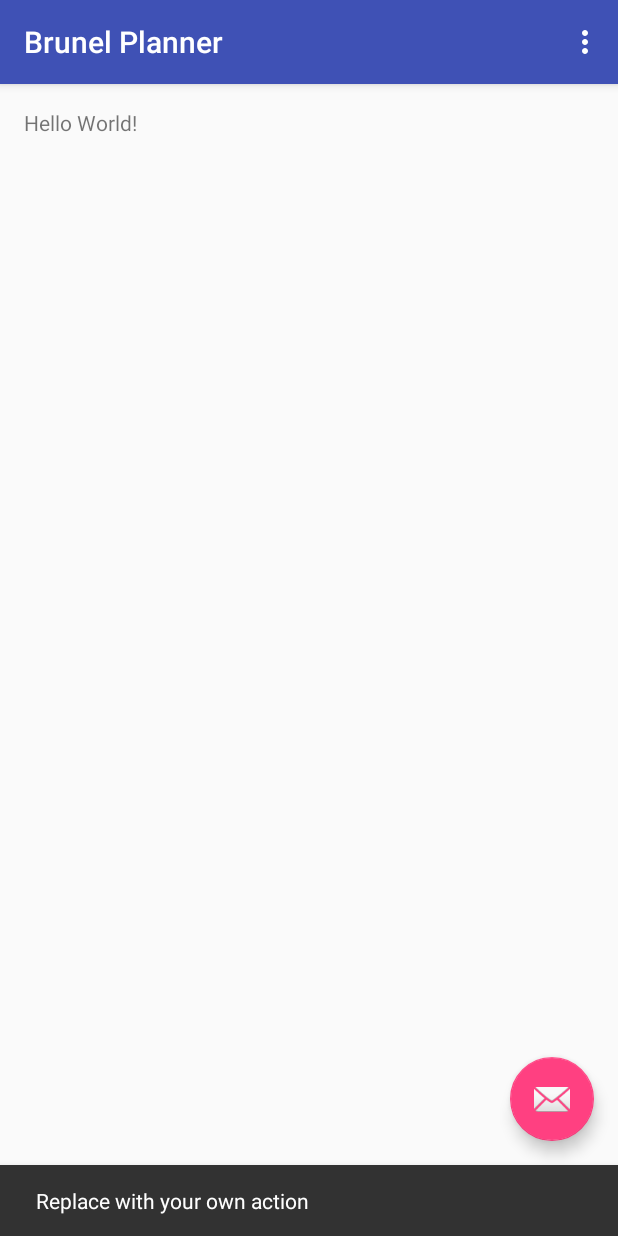
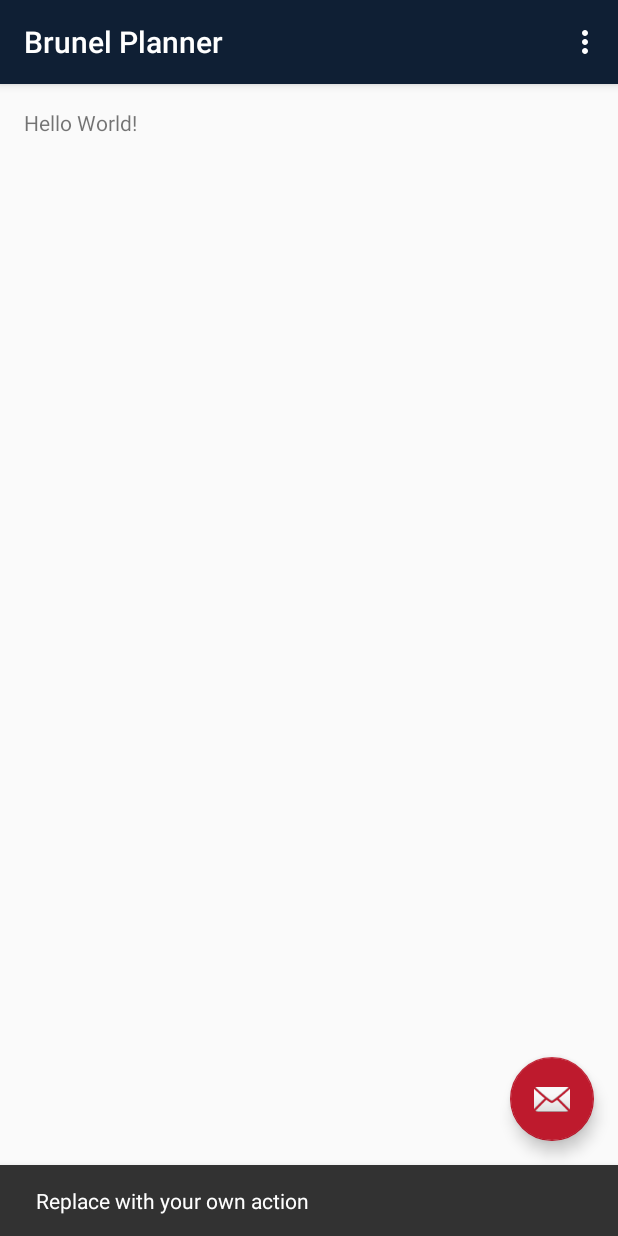
Before and after one commit to Manoj95/cs2001-coursework-2016-17-level-2-team-20, an Android app: the screen it shows after launch (MainActivity), after a tap on an icon or button, on a phone screen of 412 x 824 dp. Run offline under Robolectric (Android 15) with nearby library versions, the light colour scheme and no system bars.

Commit message:
Change primary colours
Better match brunel colours

```diff
--- a/app/src/main/res/values/colors.xml
+++ b/app/src/main/res/values/colors.xml
@@ -1,6 +1,6 @@
 <?xml version="1.0" encoding="utf-8"?>
 <resources>
-    <color name="colorPrimary">#3F51B5</color>
-    <color name="colorPrimaryDark">#303F9F</color>
-    <color name="colorAccent">#FF4081</color>
+    <color name="colorPrimary">#0f1f34</color>
+    <color name="colorPrimaryDark">#0C192A</color>
+    <color name="colorAccent">#be1a2d</color>
 </resources>
```
